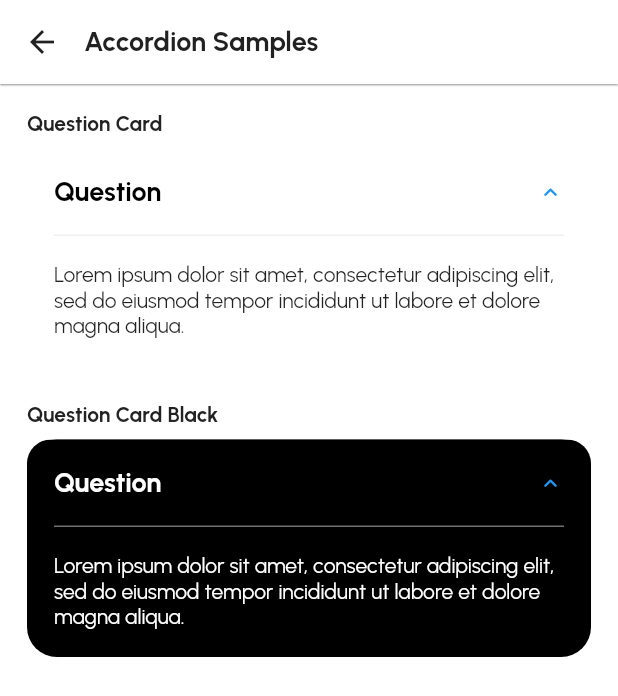
After one commit to ideaver/alvamind-one-library-frontend, a Flutter app: the AccordionSamplesView screen opened by its route, on a phone screen of 412 x 824 dp. The commit adds this screen. Shown: the top 696 px of the screen. Run offline on Flutter 3.47's test engine with Material 2 defaults, Android fonts, the phone set to English and light mode, and no system bars; our stand-ins replace connectivity, firebase_messaging, flutter_local_notifications, flutter_secure_storage, get_it, internet_connection_checker and 6 more; missing offline and left inert: optimized_cached_image; accounts and stored records are empty; project files that could hold a hidden picture were left out.

Commit message:
test organism

```diff
--- a/lib/app/route/app_routes.dart
+++ b/lib/app/route/app_routes.dart
@@ -19,6 +19,8 @@ import 'package:alvamind_library/view/samples/tags_samples_view.dart';
 import 'package:alvamind_library/view/samples/tool_tip_menu_samples_view.dart';
 import 'package:flutter/material.dart';
 
+import '../../view/samples/accordion_samples_view.dart';
+
 // App routes
 class AppRoutes {
   // This class is not meant to be instatiated or extended; this constructor
@@ -31,24 +33,20 @@ class AppRoutes {
     DialogSamplesView.routeName: (context) => const DialogSamplesView(),
     LoadingSamplesView.routeName: (context) => const LoadingSamplesView(),
     AvatarSamplesView.routeName: (context) => const AvatarSamplesView(),
-    StatisticSquareSamplesView.routeName: (context) =>
-        const StatisticSquareSamplesView(),
+    StatisticSquareSamplesView.routeName: (context) => const StatisticSquareSamplesView(),
     IconButtonSamplesView.routeName: (context) => const IconButtonSamplesView(),
-    CategoryMenuSamplesView.routeName: (context) =>
-        const CategoryMenuSamplesView(),
+    CategoryMenuSamplesView.routeName: (context) => const CategoryMenuSamplesView(),
     ChipsSamplesView.routeName: (context) => const ChipsSamplesView(),
     PinPointSamplesView.routeName: (context) => const PinPointSamplesView(),
     TagsSamplesView.routeName: (context) => const TagsSamplesView(),
-    MessageBubbleSamplesView.routeName: (context) =>
-        const MessageBubbleSamplesView(),
+    MessageBubbleSamplesView.routeName: (context) => const MessageBubbleSamplesView(),
     InputFieldSamplesView.routeName: (context) => const InputFieldSamplesView(),
     ToolTipMenuSamples.routeName: (context) => const ToolTipMenuSamples(),
     DividerSamplesView.routeName: (context) => const DividerSamplesView(),
     LogoSamplesView.routeName: (context) => const LogoSamplesView(),
     ImageSamplesView.routeName: (context) => const ImageSamplesView(),
-    IllustrationStateSamplesView.routeName: (context) =>
-        const IllustrationStateSamplesView(),
-    InputSearchFieldSamplesView.routeName: (context) =>
-        const InputSearchFieldSamplesView(),
+    IllustrationStateSamplesView.routeName: (context) => const IllustrationStateSamplesView(),
+    InputSearchFieldSamplesView.routeName: (context) => const InputSearchFieldSamplesView(),
+    AccordionSamplesView.routeName: (context) => const AccordionSamplesView(),
   };
 }
--- /dev/null
+++ b/lib/view/samples/accordion_samples_view.dart
@@ -0,0 +1,70 @@
+import 'package:alvamind_library/view/samples/sample_wrapper.dart';
+import 'package:alvamind_library/widget/organism/app_expanel_list.dart';
+import 'package:flutter/material.dart';
+
+class AccordionSamplesView extends StatefulWidget {
+  const AccordionSamplesView({Key? key}) : super(key: key);
+
+  static const routeName = '/organism-accordion-samples';
+
+  @override
+  State<AccordionSamplesView> createState() => _AccordionSamplesViewState();
+}
+
+class _AccordionSamplesViewState extends State<AccordionSamplesView> {
+  @override
+  Widget build(BuildContext context) {
+    return Scaffold(
+      appBar: AppBar(title: const Text('Accordion Samples')),
+      body: SingleChildScrollView(
+        padding: const EdgeInsets.all(18),
+        child: Column(
+          crossAxisAlignment: CrossAxisAlignment.start,
+          children: [
+            questionAccordion(),
+            questionAccordionBlack()
+          ],
+        ),
+      ),
+    );
+  }
+
+  Widget questionAccordion() {
+    return SampleWrapper(
+      title: 'Question Card',
+      widget: AppExpansionListTile(
+        title: 'Question',
+        expand: true,
+        backgroundColor: Colors.white,
+        children: [
+          Padding(
+            padding: const EdgeInsets.all(18),
+            child: Text(
+              'Lorem ipsum dolor sit amet, consectetur adipiscing elit, sed do eiusmod tempor incididunt ut labore et dolore magna aliqua.',
+            ),
+          )
+        ],
+      ),
+    );
+  }
+
+  Widget questionAccordionBlack() {
+    return SampleWrapper(
+      title: 'Question Card Black',
+      widget: const AppExpansionListTile(
+        title: 'Question',
+        expand: true,
+        backgroundColor: Colors.black,
+        children: [
+          Padding(
+            padding: const EdgeInsets.all(18),
+            child: Text(
+              'Lorem ipsum dolor sit amet, consectetur adipiscing elit, sed do eiusmod tempor incididunt ut labore et dolore magna aliqua.',
+              style: TextStyle(color: Colors.white),
+            ),
+          )
+        ],
+      ),
+    );
+  }
+}
--- /dev/null
+++ b/lib/widget/organism/app_expanel_list.dart
@@ -0,0 +1,116 @@
+import 'package:alvamind_library/widget/atom/app_divider.dart';
+import 'package:flutter/material.dart';
+
+class AppExpansionListTile extends StatefulWidget {
+  final String title;
+  final IconData? icon;
+  final Color? backgroundColor;
+  final bool expand;
+  final List<Widget> children;
+
+  const AppExpansionListTile({
+    Key? key,
+    required this.children,
+    required this.title,
+    this.icon,
+    this.backgroundColor,
+    this.expand = false,
+  }) : super(key: key);
+
+  @override
+  State<AppExpansionListTile> createState() => _AppExpansionListTileState();
+}
+
+class _AppExpansionListTileState extends State<AppExpansionListTile> {
+  bool isExpanded = true;
+
+  @override
+  void initState() {
+    isExpanded = widget.expand;
+    super.initState();
+  }
+
+  @override
+  Widget build(BuildContext context) {
+    return AnimatedContainer(
+      height: isExpanded ? null : 54,
+      duration: const Duration(milliseconds: 300),
+      child: Container(
+        decoration: BoxDecoration(
+          color: widget.backgroundColor,
+          borderRadius: BorderRadius.circular(20),
+          boxShadow: [
+            BoxShadow(
+              color: Colors.white,
+              offset: Offset(1, 1),
+              blurRadius: 10.0,
+              spreadRadius: 2.0,
+            ),
+          ],
+        ),
+        child: ClipRRect(
+          borderRadius: BorderRadius.circular(16),
+          child: SingleChildScrollView(
+            physics: const NeverScrollableScrollPhysics(),
+            child: Column(
+              children: [
+                GestureDetector(
+                  onTap: () {
+                    isExpanded = !isExpanded;
+                    setState(() {});
+                  },
+                  child: Container(
+                    padding: const EdgeInsets.all(18),
+                    decoration: BoxDecoration(
+                      color: widget.backgroundColor,
+                      borderRadius: BorderRadius.circular(8),
+                    ),
+                    child: Row(
+                      mainAxisAlignment: MainAxisAlignment.spaceBetween,
+                      children: [
+                        Row(
+                          children: [
+                            widget.icon != null
+                                ? Padding(
+                                    padding: const EdgeInsets.only(
+                                      right: 9,
+                                    ),
+                                    child: Icon(
+                                      widget.icon!,
+                                      color: Colors.grey,
+                                      size: 12,
+                                    ),
+                                  )
+                                : const SizedBox.shrink(),
+                            Text(
+                              widget.title,
+                              style: TextStyle(
+                                fontSize: 18,
+                                color: widget.backgroundColor == Colors.black ? Colors.white : Colors.black,
+                                fontWeight: FontWeight.bold,
+                              ),
+                            ),
+                          ],
+                        ),
+                        Icon(
+                          isExpanded ? Icons.keyboard_arrow_up_rounded : Icons.keyboard_arrow_down_rounded,
+                          color: Colors.blue,
+                          size: 18,
+                        ),
+                      ],
+                    ),
+                  ),
+                ),
+                AppDivider(
+                  thickness: 0.5,
+                  padding: EdgeInsets.symmetric(horizontal: 18),
+                ),
+                ...widget.children,
+              ],
+            ),
+          ),
+        ),
+      ),
+    );
+  }
+}
```
